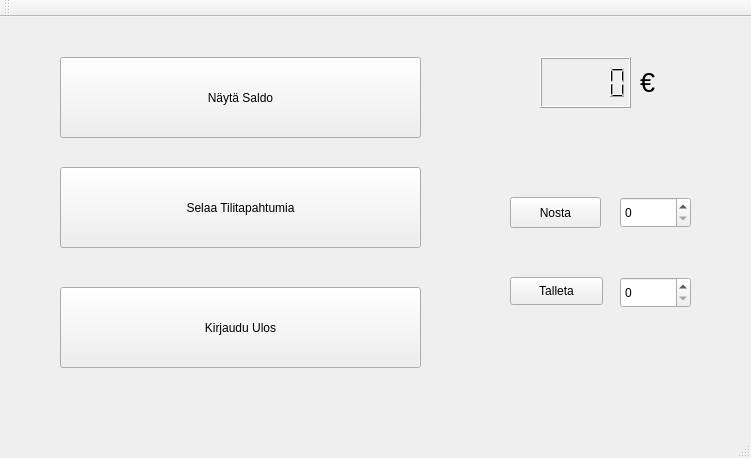
The window that Banksimul-master/mainwindow.ui (VtheWizard/Banksimul) describes before a commit, drawn with Qt 5.
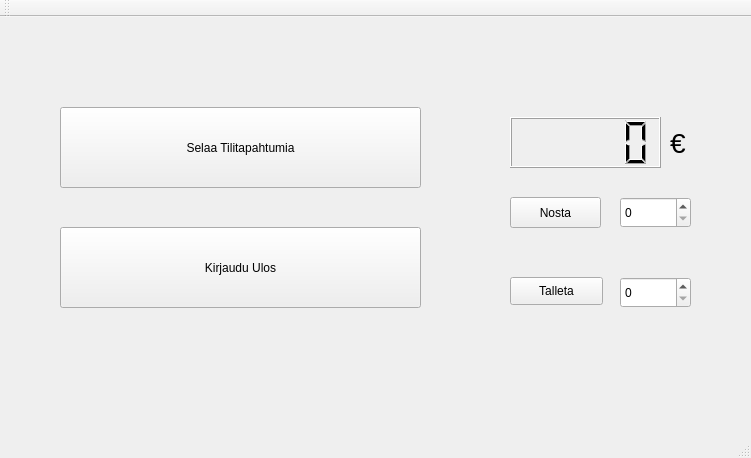
The same window after the commit.

Diff of the .ui file:
```diff
--- a/Banksimul-master/mainwindow.ui
+++ b/Banksimul-master/mainwindow.ui
@@ -14,24 +14,11 @@
    <string>BankSimul</string>
   </property>
   <widget class="QWidget" name="centralWidget">
-   <widget class="QPushButton" name="pushButton_saldo">
-    <property name="geometry">
-     <rect>
-      <x>60</x>
-      <y>40</y>
-      <width>361</width>
-      <height>81</height>
-     </rect>
-    </property>
-    <property name="text">
-     <string>Näytä Saldo</string>
-    </property>
-   </widget>
    <widget class="QPushButton" name="pushButton_tapahtumat">
     <property name="geometry">
      <rect>
       <x>60</x>
-      <y>150</y>
+      <y>90</y>
       <width>361</width>
       <height>81</height>
      </rect>
@@ -44,7 +31,7 @@
     <property name="geometry">
      <rect>
       <x>60</x>
-      <y>270</y>
+      <y>210</y>
       <width>361</width>
       <height>81</height>
      </rect>
@@ -69,15 +56,16 @@
    <widget class="QLabel" name="label_euro">
     <property name="geometry">
      <rect>
-      <x>640</x>
-      <y>40</y>
-      <width>121</width>
-      <height>51</height>
+      <x>670</x>
+      <y>90</y>
+      <width>71</width>
+      <height>71</height>
      </rect>
     </property>
     <property name="font">
      <font>
-      <pointsize>20</pointsize>
+      <pointsize>21</pointsize>
+      <kerning>true</kerning>
      </font>
     </property>
     <property name="text">
@@ -87,9 +75,9 @@
    <widget class="QLCDNumber" name="lcdNumber">
     <property name="geometry">
      <rect>
-      <x>540</x>
-      <y>40</y>
-      <width>91</width>
+      <x>510</x>
+      <y>100</y>
+      <width>151</width>
       <height>51</height>
      </rect>
     </property>
```
Left out of the diff: 4 changed lines with no effect on the pictures.
